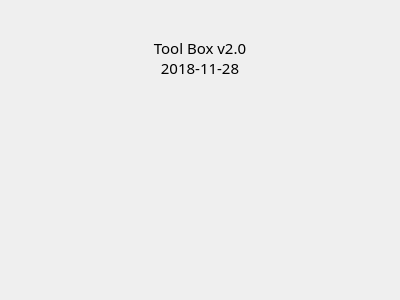
This is ToolBox/about/about.ui in ZhangYuyinGItHub/ToolBox as Qt 5 draws it before an edit. The edited form follows.
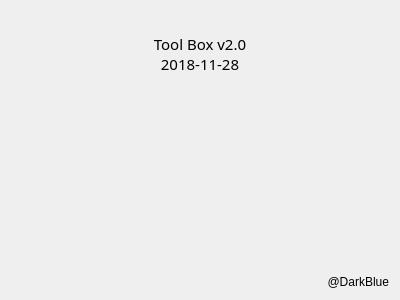
This is the edited form. Icons and pictures are not drawn.

Commit message: update toolbox project

What changed in the file:
```diff
--- a/ToolBox/about/about.ui
+++ b/ToolBox/about/about.ui
@@ -15,7 +15,7 @@
   </property>
   <layout class="QVBoxLayout" name="verticalLayout">
    <item>
-    <layout class="QVBoxLayout" name="verticalLayout_7" stretch="3,5,4">
+    <layout class="QVBoxLayout" name="verticalLayout_7" stretch="3,5,4,0">
      <property name="spacing">
       <number>5</number>
      </property>
@@ -94,6 +94,19 @@
        </property>
       </spacer>
      </item>
+     <item alignment="Qt::AlignRight">
+      <widget class="QLabel" name="label">
+       <property name="layoutDirection">
+        <enum>Qt::LeftToRight</enum>
+       </property>
+       <property name="text">
+        <string>@DarkBlue</string>
+       </property>
+       <property name="alignment">
+        <set>Qt::AlignRight|Qt::AlignTrailing|Qt::AlignVCenter</set>
+       </property>
+      </widget>
+     </item>
     </layout>
    </item>
   </layout>
```
